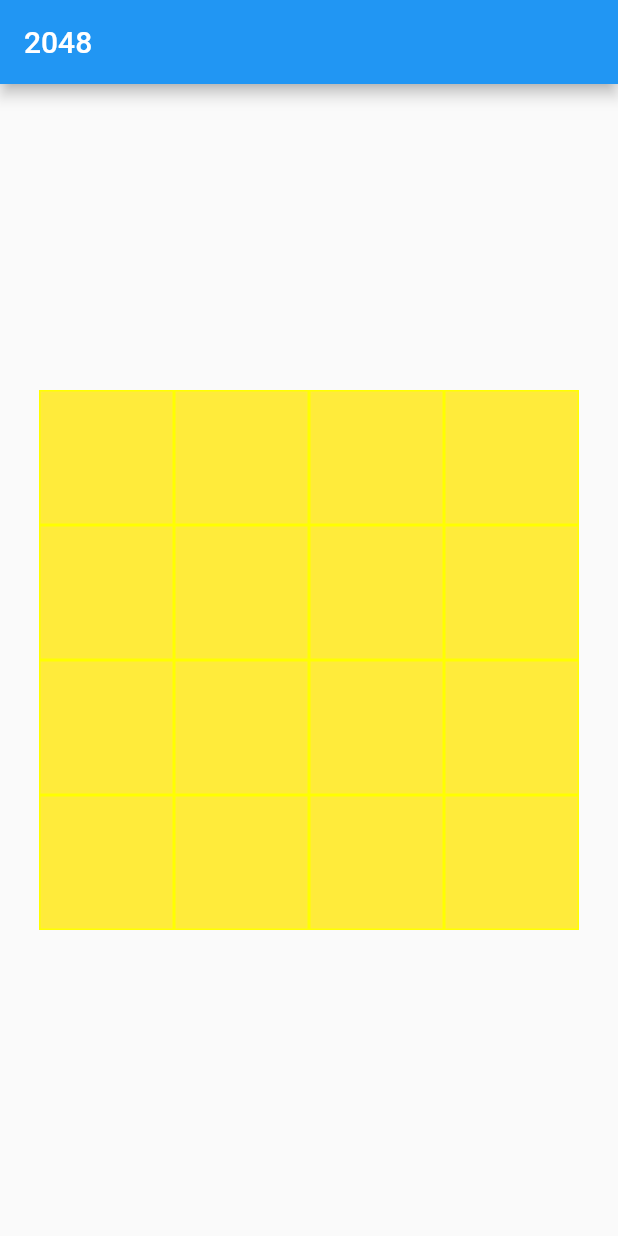
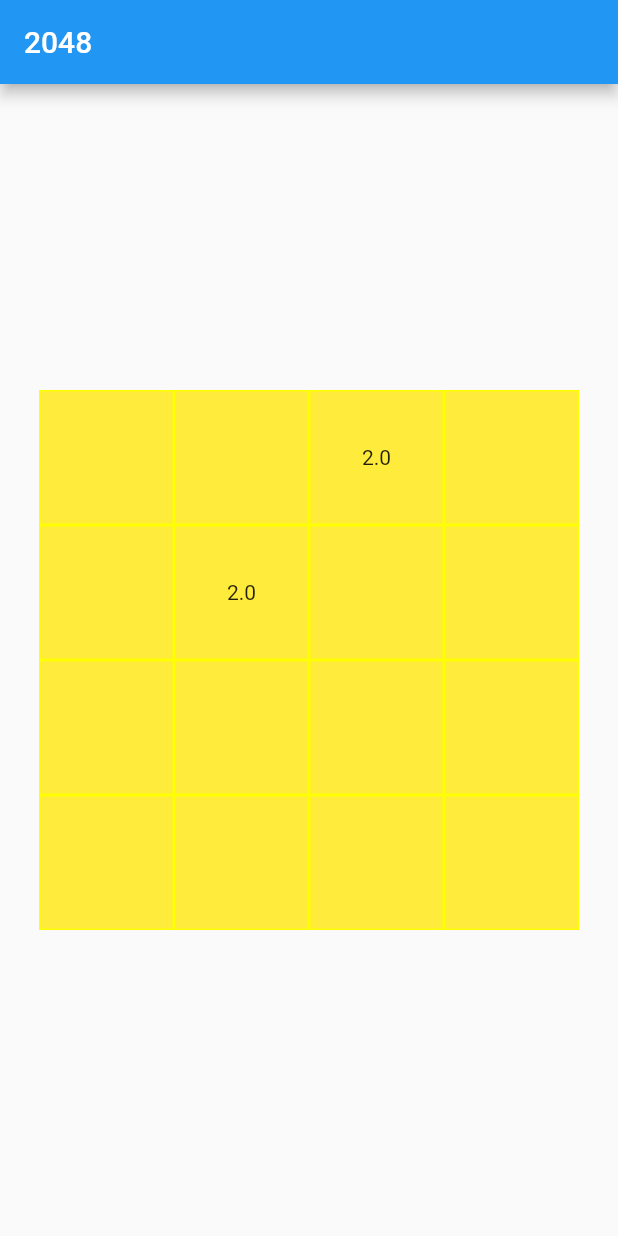
Before and after one commit to foreversimon/2048-by-flutter, a Flutter app: the screen it shows after launch, on a phone screen of 412 x 824 dp. Run offline on Flutter 3.47's test engine with Material 2 defaults, Android fonts, the phone set to English and light mode, and no system bars; our stand-ins replace fluttertoast.

Commit message:
完成2048基本功能

```diff
--- a/main/lib/pages/home/components/background.dart
+++ b/main/lib/pages/home/components/background.dart
@@ -2,41 +2,21 @@ import 'package:flutter/material.dart';
 
 class Background extends StatefulWidget {
   final double grid;
-  Background ({Key? key, required this.grid}) : super(key: key);
+  final double base;
+  Background ({Key? key, required this.grid, required this.base}) : super(key: key);
   @override
   _BackgroundState createState() => _BackgroundState();
 }
 
 class _BackgroundState extends State<Background> {
-  double base = 90;
   @override
   Widget build(BuildContext context) {
     return Container(
-      width: getSize(widget.grid, base),
-      height: getSize(widget.grid, base),
-      decoration: BoxDecoration(color: Colors.yellow),
-      child: Wrap(
-        children: grids(widget.grid, base),
-      ),
+      width: getSize(widget.grid, widget.base),
+      height: getSize(widget.grid, widget.base),
+      decoration: BoxDecoration(color: Colors.yellow)
     );
   }
-}
-
-List<Widget> grids (double num, double base) {
-  int pow = num.round() * num.round();
-  BorderSide borderSide = BorderSide(width: 1, color: Colors.yellowAccent);
-  return new List.filled(pow, Container(
-    width: base,
-    height: base,
-    decoration: BoxDecoration(
-      border: Border(
-        top: borderSide,
-        left: borderSide,
-        right: borderSide,
-        bottom: borderSide
-      )
-    ),
-  ));
 }
 
 double getSize (double grid, double base) {
--- /dev/null
+++ b/main/lib/pages/home/components/blocks.dart
@@ -0,0 +1,219 @@
+import 'dart:async';
+import 'dart:math';
+
+import 'package:flutter/material.dart';
+import 'package:fluttertoast/fluttertoast.dart';
+
+class Blocks extends StatefulWidget {
+  final double grid;
+  final double base;
+
+  Blocks ({Key? key, required this.grid, required this.base}) : super(key: key);
+
+  @override
+  _BlocksState createState() => _BlocksState();
+}
+
+class _BlocksState extends State<Blocks> {
+
+  List<Widget> grid = [];
+
+  List<List<double>> map = [];
+
+  var timer;
+
+  double x = 0;
+  double y = 0;
+
+  @override
+  Widget build(BuildContext context) {
+    if (map.length == 0) {
+      int len = widget.grid.round();
+      int i = len;
+      while (i > 0) {
+        List<double> row = List.filled(len, 0);
+        map.add(row);
+        i--;
+      }
+
+      Random rng = new Random();
+      int random (int target) {
+        int newRandom = rng.nextInt(widget.grid.round());
+        if (newRandom == target) {
+          return random(target);
+        }
+        return newRandom;
+      };
+      int x1 = rng.nextInt(widget.grid.round());
+      int x2 = random(x1);
+      int y1 = rng.nextInt(widget.grid.round());
+      int y2 = random(y1);
+      map[x1][y1] = 2;
+      map[x2][y2] = 2;
+    }
+    grid = getGrids(widget.base, map);
+    return Container(
+      width: getSize(widget.grid, widget.base),
+      height: getSize(widget.grid, widget.base),
+      child: GestureDetector(
+        onPanStart: (DragStartDetails details) {
+          x = details.globalPosition.dx;
+          y = details.globalPosition.dy;
+        },
+        onPanUpdate: (DragUpdateDetails details) {
+          timer?.cancel();
+          timer = Timer(Duration(milliseconds: 100), () {
+            double nowX = details.globalPosition.dx;
+            double nowY = details.globalPosition.dy;
+            double changeX = nowX - x;
+            double changeY = nowY - y;
+            String direction = 'right';
+            if (changeY.abs() > changeX.abs()) {
+              if (changeY > 0) {
+                direction = 'bottom';
+              } else {
+                direction = 'top';
+              }
+            } else {
+              if (changeX > 0) {
+                direction = 'right';
+              } else {
+                direction = 'left';
+              }
+            }
+            print(direction);
+            setState(() {
+              try {
+                map = changeMap(origin: map, direction: direction);
+              } catch (e) {
+                Fluttertoast.showToast(
+                  msg: "Game over",
+                  toastLength: Toast.LENGTH_SHORT,
+                  gravity: ToastGravity.CENTER,
+                  timeInSecForIosWeb: 1,
+                  backgroundColor: Colors.red,
+                  textColor: Colors.white,
+                  fontSize: 16.0
+                );
+              }
+            });
+          });
+        },
+        child: Wrap(
+          children: grid,
+        ),
+      )
+    );
+  }
+}
+
+List<Widget> getGrids (double base, List<List<double>> list) {
+  List<Widget> newList = [];
+  list.forEach((item) => {
+    item.forEach((element) {
+      String value = '';
+      if (element != 0) {
+        value = '$element';
+      }
+      newList.add(Container(
+        width: base,
+        height: base,
+        alignment: Alignment.center,
+        child: Text('$value'),
+        decoration: BoxDecoration(color: Colors.yellow, border: Border.all(width: 1, color: Colors.yellowAccent)),
+      ));
+    })
+  });
+  return newList;
+}
+
+double getSize (double grid, double base) {
+  return grid * base;
+}
+
+List<List<double>> changeMap ({required List<List<double>> origin, required String direction}) {
+  List<List<double>> list = [];
+  origin.forEach((element) {
+    List<double> tmpList = [];
+    element.forEach((val) {
+      tmpList.add(val);
+    });
+    list.add(tmpList);
+  });
+  switch (direction) {
+    case 'top':
+      for (int i = list.length - 1; i > 0; i--) {
+        for (int j = 0; j < list[i].length; j++) {
+          for (int d = list.length - 1; d > 0; d--) {
+            double top = list[d - 1][j];
+            double now = list[d][j];
+            if (top == 0 || now == top) {
+              list[d - 1][j] = top + now;
+              list[d][j] = 0;
+            }
+          }
+        }
+      }
+      break;
+    case 'bottom':
+      for (int i = 0; i < list.length - 1; i++) {
+        for (int j = 0; j < list[i].length; j++) {
+          for (int d = 0; d < list.length - 1; d++) {
+            double bottom = list[d + 1][j];
+            double now = list[d][j];
+            if (bottom == 0 || now == bottom) {
+              list[d + 1][j] = bottom + now;
+              list[d][j] = 0;
+            }
+          }
+        }
+      }
+      break;
+    case 'left':
+      for (int i = 0; i < list.length; i++) {
+        for (int j = list[i].length - 1; j > 0; j--) {
+          for (int d = 0; d < list.length; d++) {
+            double left = list[d][j - 1];
+            double now = list[d][j];
+            if (left == 0 || now == left) {
+              list[d][j - 1] = left + now;
+              list[d][j] = 0;
+            }
+          }
+        }
+      }
+      break;
+    case 'right':
+      for (int i = 0; i < list.length; i++) {
+        for (int j = 0; j < list[i].length - 1; j++) {
+          for (int d = 0; d < list.length; d++) {
+            double right = list[d][j + 1];
+            double now = list[d][j];
+            if (right == 0 || now == right) {
+              list[d][j + 1] = right + now;
+              list[d][j] = 0;
+            }
+          }
+        }
+      }
+      break;
+  }
+  List<int> random () {
+    List<List<int>> map = [];
+    for (int i = 0; i < list.length; i++) {
+      for (int j = 0; j < list[i].length; j++) {
+        if (list[i][j] == 0) {
+          map.add([i, j]);
+        }
+      }
+    }
+    if (map.length < 1) {
+      throw Error();
+    }
+    Random rng = new Random();
+    return map[rng.nextInt(map.length)];
+  }
+  List<int> randomData = random();
+  list[randomData[0]][randomData[1]] = 2;
+  return list;
+}
--- a/main/lib/pages/home/index.dart
+++ b/main/lib/pages/home/index.dart
@@ -1,5 +1,6 @@
 import 'package:flutter/material.dart';
 import './components/background.dart';
+import './components//blocks.dart';
 
 class HomePage extends StatefulWidget {
   @override
@@ -7,6 +8,8 @@ class HomePage extends StatefulWidget {
 }
 
 class _HomePageState extends State<HomePage> {
+  double grid = 4;
+  double base = 90;
   @override
   Widget build(BuildContext context) {
     return Scaffold(
@@ -14,10 +17,10 @@ class _HomePageState extends State<HomePage> {
         title: Text('2048'),
         backgroundColor: Colors.blue,
       ),
-      body: Column(
-        mainAxisAlignment: MainAxisAlignment.center,
+      body: Stack(
         children: centerChildren([
-          Background(grid: 4)
+          Background(grid: grid, base: base),
+          Blocks(grid: grid, base: base)
         ])
       ),
     );
--- a/main/pubspec.yaml
+++ b/main/pubspec.yaml
@@ -23,6 +23,8 @@ environment:
 dependencies:
   flutter:
     sdk: flutter
+
+  fluttertoast: ^8.0.7
 
 
   # The following adds the Cupertino Icons font to your application.
```
